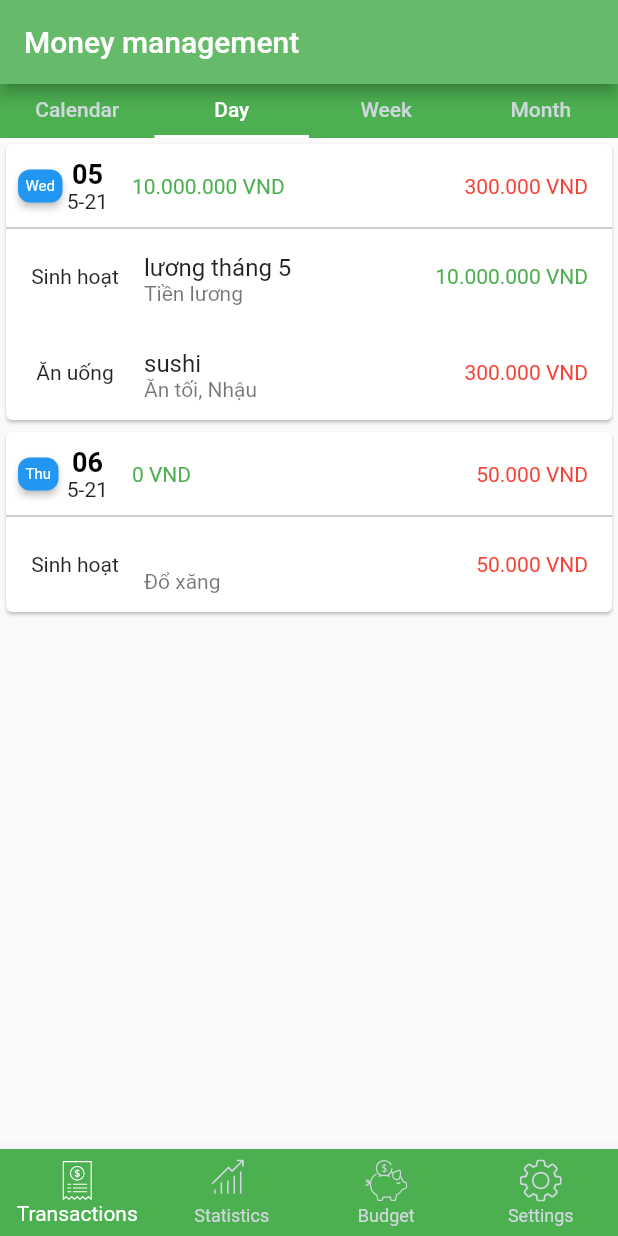
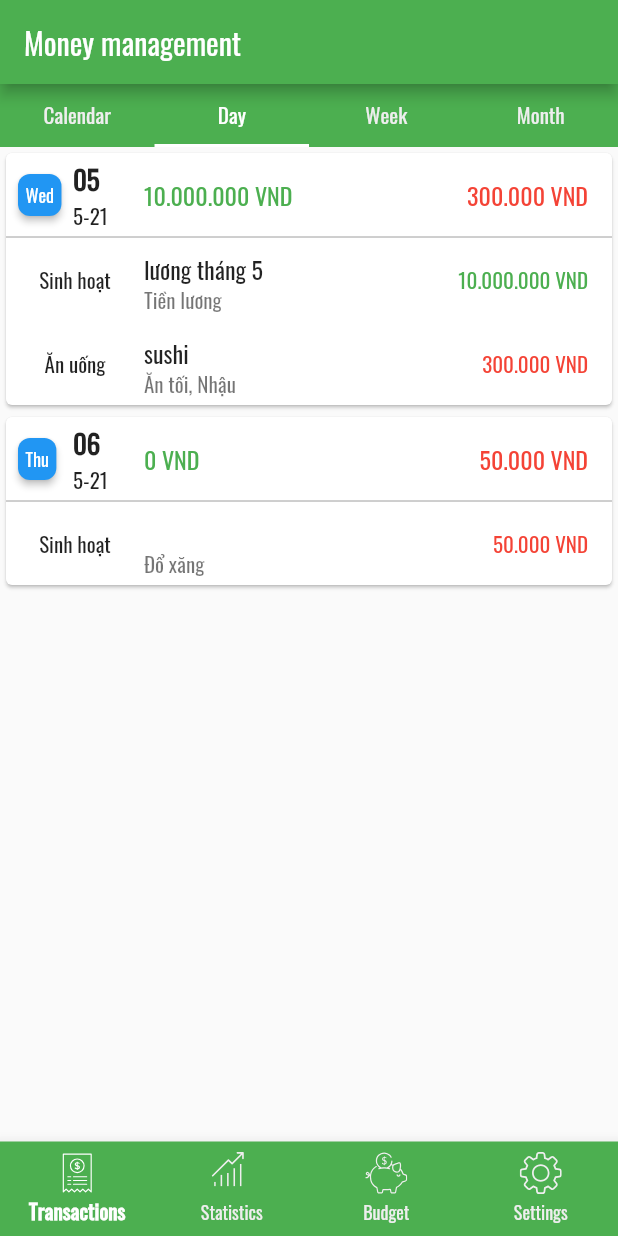
Before and after one commit to thagdet96/opalus, a Flutter app: the screen it shows after launch, tab 2 chosen, on a phone screen of 412 x 824 dp. Run offline on Flutter 3.47's test engine with Material 2 defaults, Android fonts, the phone set to English and light mode, and no system bars; drawn by our look-alikes of badges; our stand-ins replace flutter_svg, splashscreen.

Commit message:
[feature/init-theme] Init Theme text and colors

```diff
--- a/lib/src/app.dart
+++ b/lib/src/app.dart
@@ -1,4 +1,5 @@
 import 'package:flutter/material.dart';
+import 'package:opalus/src/utils/myTheme.dart';
 import 'package:opalus/src/views/ui/loading.dart';
 
 class MyApp extends StatelessWidget {
@@ -7,8 +8,11 @@ class MyApp extends StatelessWidget {
     return MaterialApp(
       debugShowCheckedModeBanner: false,
       theme: ThemeData(
-        primaryColor: Colors.green[400],
-        accentColor: Colors.purple,
+        primaryColor: MyTheme.primaryColor(),
+        primaryColorLight: MyTheme.primaryColorLight(),
+        accentColor: MyTheme.accentColor(),
+
+        fontFamily: 'Oswald', // Define the default font family.
       ),
       home: LoadingScreen(),
     );
--- /dev/null
+++ b/lib/src/utils/myTheme.dart
@@ -0,0 +1,100 @@
+import 'package:flutter/material.dart';
+import 'package:opalus/src/utils/constants.dart';
+
+class MyTheme {
+  static String getCurrentPrimaryColor() {
+    return 'green';
+  }
+
+  static Map<String, ThemeColor> ThemeColors = {
+    'green': ThemeColor(
+      primaryColor: Colors.green,
+      primaryColorDark: Colors.green[800]!,
+      primaryColorLight: Colors.green[200]!,
+      secondaryColor: Colors.white,
+      secondaryColorDark: Colors.grey[200]!,
+      secondaryColorLight: Colors.white,
+      accentColor: Colors.blue,
+    )
+  };
+
+  static Color getCurrencyColor(String type) {
+    switch (type) {
+      case TRANSACTION_TYPE.INCOME:
+        return Colors.green;
+      case TRANSACTION_TYPE.OUTCOME:
+        return Colors.red;
+      default:
+        return Colors.black;
+    }
+  }
+
+  static TextStyle regularCurrency(BuildContext context, [String type = '']) {
+    return Theme.of(context)
+        .textTheme
+        .bodyText1!
+        .copyWith(color: MyTheme.getCurrencyColor(type));
+  }
+
+  static TextStyle bigCurrency(BuildContext context, [String type = '']) {
+    return Theme.of(context)
+        .textTheme
+        .bodyText1!
+        .copyWith(color: MyTheme.getCurrencyColor(type), fontSize: 16);
+  }
+
+  static TextStyle smallCurrency(BuildContext context, [String type = '']) {
+    return Theme.of(context)
+        .textTheme
+        .bodyText1!
+        .copyWith(color: MyTheme.getCurrencyColor(type), fontSize: 10);
+  }
+
+  static Color primaryColor() {
+    return ThemeColors[getCurrentPrimaryColor()]!.primaryColor;
+  }
+
+  static Color primaryColorDark() {
+    return ThemeColors[getCurrentPrimaryColor()]!.primaryColorDark;
+  }
+
+  static Color primaryColorLight() {
+    return ThemeColors[getCurrentPrimaryColor()]!.primaryColorLight;
+  }
+
+  static Color secondaryColor() {
+    return ThemeColors[getCurrentPrimaryColor()]!.secondaryColor;
+  }
+
+  static Color secondaryColorDark() {
+    return ThemeColors[getCurrentPrimaryColor()]!.secondaryColorDark;
+  }
+
+  static Color secondaryColorLight() {
+    return ThemeColors[getCurrentPrimaryColor()]!.secondaryColorLight;
+  }
+
+  static Color accentColor() {
+    return ThemeColors[getCurrentPrimaryColor()]!.accentColor;
+  }
+}
+
+class ThemeColor {
+  final Color primaryColor;
+  final Color primaryColorDark;
+  final Color primaryColorLight;
+  final Color secondaryColor;
+  final Color secondaryColorDark;
+  final Color secondaryColorLight;
+  final Color accentColor;
+
+  ThemeColor({
+    required this.primaryColor,
+    required this.primaryColorDark,
+    required this.primaryColorLight,
+    required this.secondaryColor,
+    required this.secondaryColorDark,
+    required this.secondaryColorLight,
+    required this.accentColor,
+  });
+}
--- a/lib/src/views/components/bottomBar/bottomBar.dart
+++ b/lib/src/views/components/bottomBar/bottomBar.dart
@@ -2,6 +2,7 @@ import 'package:flutter/material.dart';
 import 'package:opalus/src/blocs/bottomBar/bottomBarBloc.dart';
 import 'package:opalus/src/blocs/bottomBar/bottomBarEvent.dart';
 import 'package:opalus/src/blocs/bottomBar/bottomBarState.dart';
+import 'package:opalus/src/utils/myTheme.dart';
 import 'bottomIcon.dart';
 
 class BottomBar extends StatelessWidget {
@@ -22,9 +23,10 @@ class BottomBar extends StatelessWidget {
         return BottomNavigationBar(
           currentIndex: activatedIndex,
           type: BottomNavigationBarType.fixed,
-          backgroundColor: Colors.green,
-          selectedItemColor: Colors.white,
-          unselectedItemColor: Colors.blueGrey[100],
+          backgroundColor: MyTheme.primaryColor(),
+          selectedItemColor: MyTheme.secondaryColor(),
+          selectedLabelStyle: TextStyle(fontWeight: FontWeight.bold),
+          unselectedItemColor: MyTheme.secondaryColorDark(),
           items: [
             BottomNavigationBarItem(
                 icon: BottomBarIcon(
--- a/lib/src/views/components/bottomBar/bottomIcon.dart
+++ b/lib/src/views/components/bottomBar/bottomIcon.dart
@@ -1,5 +1,6 @@
 import 'package:flutter/material.dart';
 import 'package:flutter_svg/flutter_svg.dart';
+import 'package:opalus/src/utils/myTheme.dart';
 
 class BottomBarIcon extends StatelessWidget {
   final String assetName;
@@ -12,7 +13,8 @@ class BottomBarIcon extends StatelessWidget {
   Widget build(BuildContext context) {
     return SvgPicture.asset(
       this.assetName,
-      color: this.active ? Colors.white : Colors.blueGrey[100],
+      color:
+          this.active ? MyTheme.secondaryColor() : MyTheme.secondaryColorDark(),
       height: this.size,
       width: this.size,
     );
--- a/lib/src/views/components/transaction/byDate/transactionRow.dart
+++ b/lib/src/views/components/transaction/byDate/transactionRow.dart
@@ -1,7 +1,7 @@
 import 'package:flutter/material.dart';
 import 'package:opalus/src/models/index.dart';
-import 'package:opalus/src/utils/constants.dart';
 import 'package:opalus/src/utils/formats.dart';
+import 'package:opalus/src/utils/myTheme.dart';
 
 class TransactionRow extends StatelessWidget {
   final Transaction transaction;
@@ -13,7 +13,7 @@ class TransactionRow extends StatelessWidget {
     List<Tag> tags = transaction.tags ?? [];
 
     return ListTile(
-      visualDensity: VisualDensity(vertical: -2),
+      visualDensity: VisualDensity(vertical: -4),
       leading: Container(
         width: 60,
         child: Column(
@@ -24,15 +24,11 @@ class TransactionRow extends StatelessWidget {
       title: getName(transaction),
       subtitle: Text(
         tags.map((t) => t.name).join(', '),
-        style: TextStyle(height: 0.5),
+        style: TextStyle(height: 1.2),
       ),
       trailing: convertToCurrency(
         transaction.amount,
-        style: TextStyle(
-          color: this.transaction.type == TRANSACTION_TYPE.INCOME
-              ? Colors.green
-              : Colors.red,
-        ),
+        style: MyTheme.regularCurrency(context, transaction.type),
       ),
     );
   }
--- a/lib/src/views/components/transaction/byDate/transactionsPerDate.dart
+++ b/lib/src/views/components/transaction/byDate/transactionsPerDate.dart
@@ -2,8 +2,10 @@ import 'package:badges/badges.dart';
 import 'package:flutter/material.dart';
 import 'package:intl/intl.dart';
 import 'package:opalus/src/models/index.dart';
+import 'package:opalus/src/utils/constants.dart';
 import 'package:opalus/src/utils/formats.dart';
 import 'transactionRow.dart';
+import 'package:opalus/src/utils/myTheme.dart';
 
 class TransactionsPerDate extends StatelessWidget {
   final TransactionsGroupByDate transactionsGroup;
@@ -23,25 +25,26 @@ class TransactionsPerDate extends StatelessWidget {
             leading: Container(
               alignment: Alignment.centerLeft,
               width: 60,
+              margin: EdgeInsets.only(right: 8),
               child: Row(
                 mainAxisAlignment: MainAxisAlignment.spaceBetween,
                 children: [
                   Badge(
                     borderRadius: BorderRadius.circular(8),
                     shape: BadgeShape.square,
-                    badgeColor: Colors.blue,
+                    badgeColor: MyTheme.accentColor(),
                     badgeContent: Text(
                       DateFormat('EE').format(date),
-                      style: TextStyle(color: Colors.white, fontSize: 10),
+                      style: TextStyle(color: Colors.white, fontSize: 12),
                     ),
                   ),
                   Column(
                     mainAxisAlignment: MainAxisAlignment.center,
+                    crossAxisAlignment: CrossAxisAlignment.start,
                     children: [
                       Text(
                         DateFormat('dd').format(date),
                         style: TextStyle(
-                          color: Colors.black,
                           fontWeight: FontWeight.bold,
                           fontSize: 18,
                         ),
@@ -54,11 +57,11 @@ class TransactionsPerDate extends StatelessWidget {
             ),
             title: convertToCurrency(
               transactionsGroup.income,
-              style: TextStyle(color: Colors.green, fontSize: 14),
+              style: MyTheme.bigCurrency(context, TRANSACTION_TYPE.INCOME),
             ),
             trailing: convertToCurrency(
               transactionsGroup.outcome,
-              style: TextStyle(color: Colors.red, fontSize: 14),
+              style: MyTheme.bigCurrency(context, TRANSACTION_TYPE.OUTCOME),
             ),
           ),
           Divider(color: Colors.grey, height: 0),
--- a/lib/src/views/components/transaction/byWeek/weekRow.dart
+++ b/lib/src/views/components/transaction/byWeek/weekRow.dart
@@ -1,7 +1,9 @@
 import 'package:badges/badges.dart';
 import 'package:flutter/material.dart';
 import 'package:opalus/src/models/reponse/transactionsGroupByWeek.dart';
+import 'package:opalus/src/utils/constants.dart';
 import 'package:opalus/src/utils/formats.dart';
+import 'package:opalus/src/utils/myTheme.dart';
 
 class WeekRow extends StatelessWidget {
   final TransactionsGroupByWeek week;
@@ -16,7 +18,7 @@ class WeekRow extends StatelessWidget {
         borderRadius: BorderRadius.circular(8),
         padding: EdgeInsets.all(6),
         shape: BadgeShape.square,
-        badgeColor: Colors.blue,
+        badgeColor: MyTheme.accentColor(),
         badgeContent: Text(
           getRange(startDate: week.startDate, endDate: week.endDate),
           style: TextStyle(color: Colors.white, fontSize: 12),
@@ -24,11 +26,11 @@ class WeekRow extends StatelessWidget {
       ),
       title: convertToCurrency(
         week.income,
-        style: TextStyle(color: Colors.green, fontSize: 14),
+        style: MyTheme.regularCurrency(context, TRANSACTION_TYPE.INCOME),
       ),
       trailing: convertToCurrency(
         week.outcome,
-        style: TextStyle(color: Colors.red, fontSize: 14),
+        style: MyTheme.regularCurrency(context, TRANSACTION_TYPE.OUTCOME),
       ),
     );
   }
--- a/lib/src/views/ui/home.dart
+++ b/lib/src/views/ui/home.dart
@@ -2,6 +2,7 @@ import 'package:flutter/material.dart';
 import 'package:opalus/src/blocs/bottomBar/bottomBarBloc.dart';
 import 'package:opalus/src/blocs/bottomBar/bottomBarState.dart';
 import 'package:opalus/src/mocks/emptyPage.dart';
+import 'package:opalus/src/utils/myTheme.dart';
 import 'package:opalus/src/views/ui/transaction/transactionScreen.dart';
 import '../components/index.dart';
 
@@ -25,9 +26,10 @@ class MyHomePage extends StatelessWidget {
         appBar: AppBar(
           title: Text(
             title,
-            style: TextStyle(color: Colors.white),
+            style: TextStyle(color: MyTheme.secondaryColor()),
             textAlign: TextAlign.center,
           ),
+          backgroundColor: MyTheme.primaryColor(),
         ),
         body: StreamBuilder(
           stream: _bloc.index,
--- a/lib/src/views/ui/loading.dart
+++ b/lib/src/views/ui/loading.dart
@@ -1,4 +1,5 @@
 import 'package:flutter/material.dart';
+import 'package:opalus/src/utils/myTheme.dart';
 import './home.dart';
 import 'package:splashscreen/splashscreen.dart';
 
@@ -6,7 +7,7 @@ class LoadingScreen extends StatelessWidget {
   Future<Widget> loadFromFuture() async {
     // <fetch data from server>
 
-    await Future.delayed(const Duration(seconds: 3));
+    await Future.delayed(const Duration(seconds: 2));
     return Future.value(MyHomePage(title: 'Money management'));
   }
 
@@ -18,10 +19,12 @@ class LoadingScreen extends StatelessWidget {
         loadingText: Text(
           'Opalus',
           style: TextStyle(
-              color: Colors.white, fontWeight: FontWeight.bold, fontSize: 24.0),
+              color: MyTheme.secondaryColor(),
+              fontWeight: FontWeight.bold,
+              fontSize: 24.0),
         ),
         image: Image.asset('assets/gif/loading.gif'),
-        backgroundColor: Colors.green,
+        backgroundColor: MyTheme.primaryColor(),
         photoSize: 100.0,
         useLoader: false,
       ),
--- a/lib/src/views/ui/transaction/tabs/weekScreen.dart
+++ b/lib/src/views/ui/transaction/tabs/weekScreen.dart
@@ -1,6 +1,8 @@
 import 'package:flutter/material.dart';
 import 'package:opalus/src/models/reponse/transactionsGroupByWeek.dart';
+import 'package:opalus/src/utils/constants.dart';
 import 'package:opalus/src/utils/formats.dart';
+import 'package:opalus/src/utils/myTheme.dart';
 import 'package:opalus/src/views/components/transaction/byWeek/summarizedTopItem.dart';
 import 'package:opalus/src/views/components/transaction/byWeek/weekRow.dart';
 
@@ -45,7 +47,7 @@ class WeekScreen extends StatelessWidget {
 
     return Scaffold(
       appBar: PreferredSize(
-        preferredSize: Size.fromHeight(50),
+        preferredSize: Size.fromHeight(64),
         child: Card(
           child: Row(
             children: [
@@ -53,19 +55,22 @@ class WeekScreen extends StatelessWidget {
                 title: 'Income',
                 amount: convertToCurrency(
                   totalIncome,
-                  style: TextStyle(color: Colors.green),
+                  style: MyTheme.bigCurrency(context, TRANSACTION_TYPE.INCOME),
                 ),
               ),
               SummariedTopItem(
                 title: 'Outcome',
                 amount: convertToCurrency(
                   totalOutcome,
-                  style: TextStyle(color: Colors.red),
+                  style: MyTheme.bigCurrency(context, TRANSACTION_TYPE.OUTCOME),
                 ),
               ),
               SummariedTopItem(
                 title: 'Total',
-                amount: convertToCurrency(totalIncome - totalOutcome),
+                amount: convertToCurrency(
+                  totalIncome - totalOutcome,
+                  style: MyTheme.bigCurrency(context),
+                ),
               ),
             ],
           ),
--- a/lib/src/views/ui/transaction/transactionScreen.dart
+++ b/lib/src/views/ui/transaction/transactionScreen.dart
@@ -1,4 +1,5 @@
 import 'package:flutter/material.dart';
+import 'package:opalus/src/utils/myTheme.dart';
 import 'package:opalus/src/views/ui/transaction/tabs/dateScreen.dart';
 import 'package:opalus/src/views/ui/transaction/tabs/weekScreen.dart';
 
@@ -18,12 +19,12 @@ class TranasctionScreenState extends State<TranasctionScreen>
         appBar: PreferredSize(
           preferredSize: Size.fromHeight(kToolbarHeight),
           child: Container(
-            height: 36,
-            color: Colors.green,
+            height: 42,
+            color: MyTheme.primaryColor(),
             child: new TabBar(
-              indicatorColor: Colors.white,
-              unselectedLabelColor: Colors.blueGrey[100],
-              labelColor: Colors.white,
+              indicatorColor: MyTheme.secondaryColor(),
+              unselectedLabelColor: MyTheme.secondaryColorDark(),
+              labelColor: MyTheme.secondaryColor(),
               tabs: [
                 Tab(
                   text: "Calendar",
```
Also changed, not shown: pubspec.yaml (+11 -0 lines), assets/fonts/barlow/BarlowSemiCondensed-Italic.ttf (added), assets/fonts/barlow/BarlowSemiCondensed-Regular.ttf (added), assets/fonts/oswald/Oswald-Bold.ttf (added), assets/fonts/oswald/Oswald-ExtraLight.ttf (added), assets/fonts/oswald/Oswald-Light.ttf (added), assets/fonts/oswald/Oswald-Medium.ttf (added), assets/fonts/oswald/Oswald-Regular.ttf (added), assets/fonts/oswald/Oswald-SemiBold.ttf (added).
